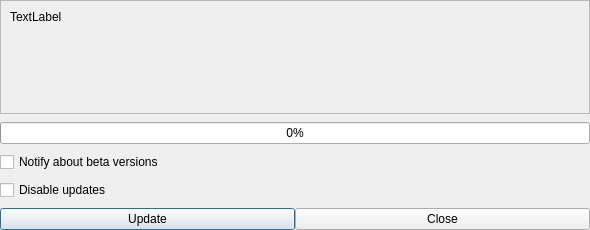
Before: the Qt Designer form huggle/updateform.ui in huggle/huggle3-qt-lx, drawn with Qt 5.
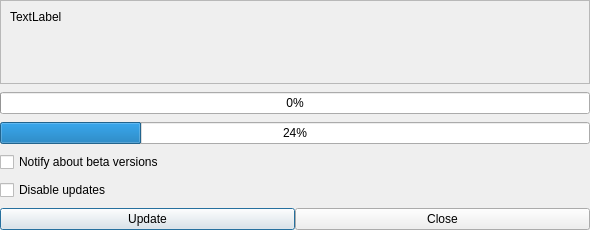
After: the same form once the commit is applied. Icons and pictures are not drawn.

Diff of the .ui file:
```diff
--- a/huggle/updateform.ui
+++ b/huggle/updateform.ui
@@ -44,7 +44,7 @@
         <x>0</x>
         <y>0</y>
         <width>588</width>
-        <height>116</height>
+        <height>87</height>
        </rect>
       </property>
       <layout class="QVBoxLayout" name="verticalLayout_2">
@@ -81,6 +81,13 @@
      </property>
     </widget>
    </item>
+   <item>
+    <widget class="QProgressBar" name="progressBar_2">
+     <property name="value">
+      <number>24</number>
+     </property>
+    </widget>
+   </item>
    <item>
     <widget class="QCheckBox" name="checkBox_2">
      <property name="text">
```
